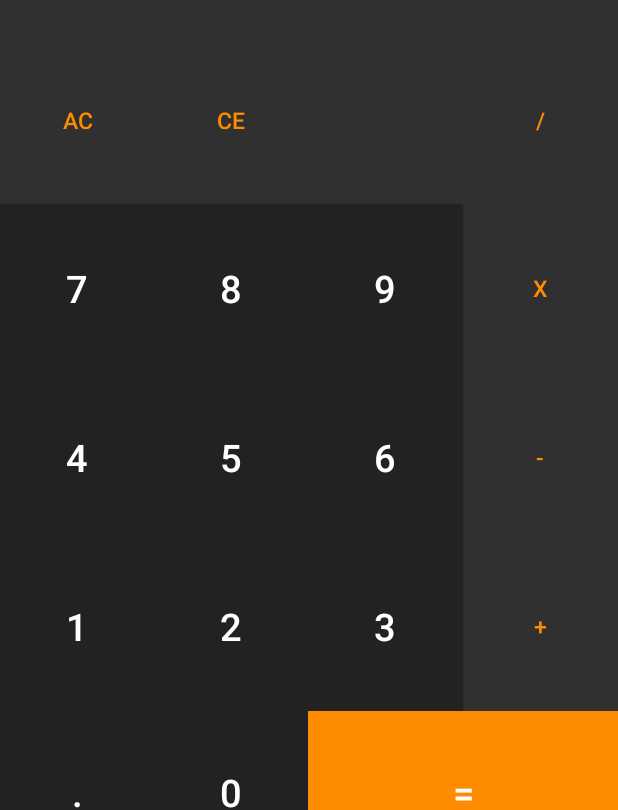
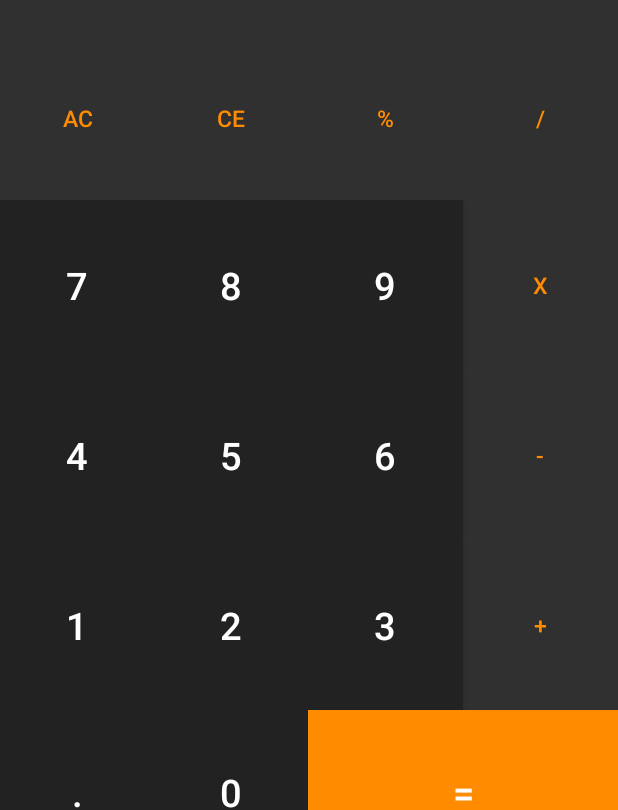
Before and after one commit to snimarpal/CalculatorModrenUI, an Android app: the screen it shows after launch (MainActivity), on a phone screen of 412 x 824 dp. Shown: the part 362-1172 px from the top of the screen. Run offline under Robolectric (Android 15) with nearby library versions, the phone set to English and light mode, and no system bars.

Commit message:
Equals bug fixed, added a modulus button with logic

```diff
--- a/app/src/main/res/layout/activity_main.xml
+++ b/app/src/main/res/layout/activity_main.xml
@@ -52,8 +52,9 @@
         </Button>
 
         <Button
-            style="@style/buttonNumber"
-            android:background="@null">
+            android:id="@+id/buttonMod"
+            style="@style/buttonOPeration"
+            android:text="%">
         </Button>
 
         <Button
```
Also changed, not shown: app/src/main/java/com/example/calculatormodrenui/MainActivity.kt (+24 -10 lines).
